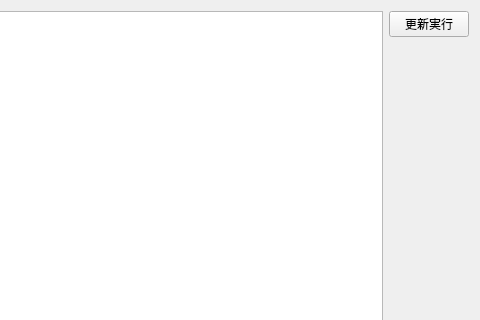
Old version of the form resource/RqtParamManagerPlugin.ui in the repository YOODS/rqt_param_manager; both pictures show x 473 to 953 and y 0 to 320 of the 953 by 540 pixel window.
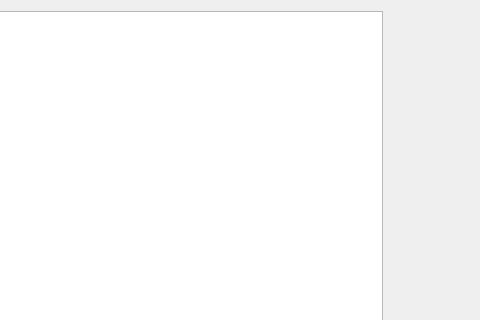
New version of the form.

Patch:
```diff
--- a/resource/RqtParamManagerPlugin.ui
+++ b/resource/RqtParamManagerPlugin.ui
@@ -41,13 +41,6 @@
       <property name="margin">
        <number>0</number>
       </property>
-      <item>
-       <widget class="QPushButton" name="btnUpdate">
-        <property name="text">
-         <string>更新実行</string>
-        </property>
-       </widget>
-      </item>
       <item>
        <spacer name="verticalSpacer">
         <property name="orientation">
```
Left out of the diff: 2 changed lines with no effect on the pictures.
